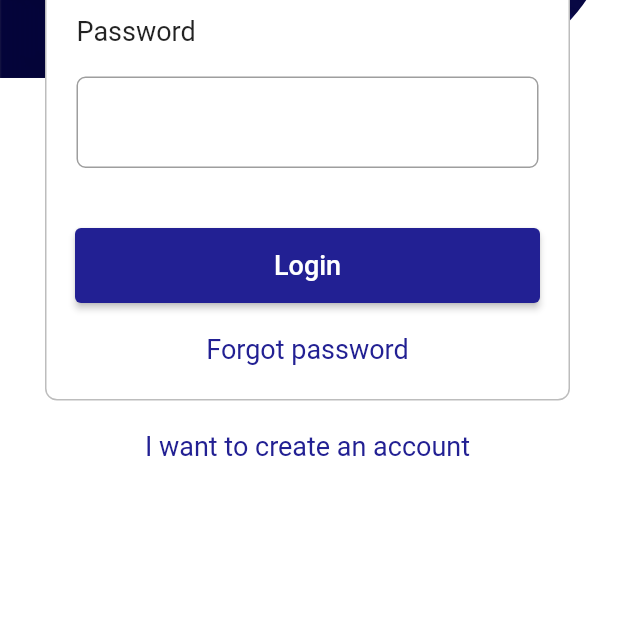
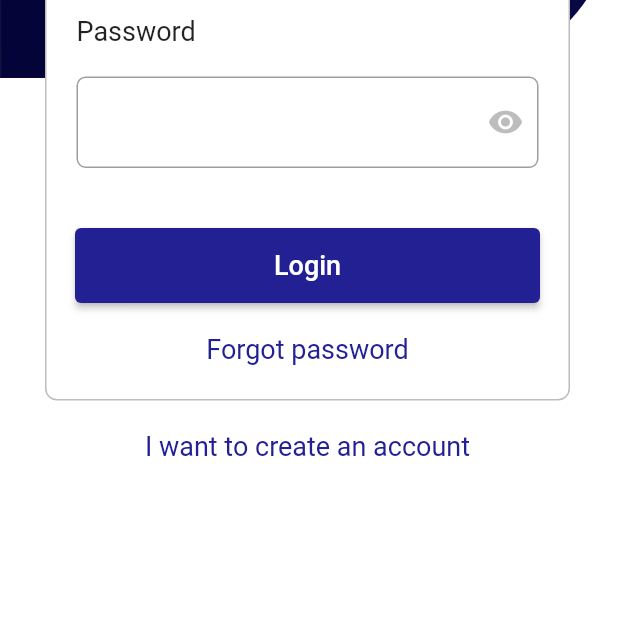
Before and after one commit to NDK1410/TNEX_Merchant, a Flutter app: the LoginScreen screen opened by its route, on a phone screen of 412 x 824 dp, the part 402-1020 px from its top. Run offline on Flutter 3.47's test engine with Material 2 defaults, Android fonts, the phone set to English and light mode, and no system bars; our stand-ins replace bloc, flutter_bloc; missing offline and left inert: fdottedline.

Commit message:
LoginScreenShowPassLogic

```diff
--- a/lib/src/screens/LoginScreen.dart
+++ b/lib/src/screens/LoginScreen.dart
@@ -1,7 +1,16 @@
 import 'package:flutter/material.dart';
 import 'package:tnexmerchant/src/helpers/MyColors.dart';
 
-class LoginScreen extends StatelessWidget {
+class LoginScreen extends StatefulWidget {
+  @override
+  _LoginScreenState createState() => _LoginScreenState();
+}
+
+class _LoginScreenState extends State<LoginScreen> {
+  // LoginBloc bloc = new LoginBloc();
+  bool _showPass = false;
+  TextEditingController _passController = new TextEditingController();
+
   @override
   Widget build(BuildContext context) {
     return Scaffold(
@@ -107,7 +116,12 @@ class LoginScreen extends StatelessWidget {
                         ),
                         Padding(
                           padding: EdgeInsets.fromLTRB(20, 20, 20, 20),
-                          child: TextField(
+                          child: Stack(
+                            alignment: AlignmentDirectional.centerEnd,
+                            children: <Widget>[
+                              TextField(
+                                controller: _passController,
+                                obscureText: !_showPass,
                                 style: TextStyle(
                                   fontSize: 18,
                                   color: MyColors.textPrimary,
@@ -125,6 +139,21 @@ class LoginScreen extends StatelessWidget {
                                   ),
                                 ),
                               ),
+                              GestureDetector(
+                                onTap: onToggleShowPass,
+                                child: Padding(
+                                  padding: EdgeInsets.only(right: 10),
+                                  child: Icon(
+                                    Icons.remove_red_eye,
+                                    color: _showPass
+                                        ? MyColors.brand_dark
+                                        : Colors.grey[400],
+                                    size: 24.0,
+                                  ),
+                                ),
+                              ),
+                            ],
+                          ),
                         ),
                         Padding(
                           padding: EdgeInsets.only(top: 20),
@@ -138,9 +167,7 @@ class LoginScreen extends StatelessWidget {
                                   Radius.circular(4),
                                 ),
                               ),
-                              onPressed: () {
-                                Navigator.pushNamed(context, '/takeidcard');
-                              },
+                              onPressed: () {},
                               child: Text(
                                 "Login",
                                 style: TextStyle(
@@ -181,4 +208,10 @@ class LoginScreen extends StatelessWidget {
       ),
     );
   }
+
+  void onToggleShowPass() {
+    setState(() {
+      _showPass = !_showPass;
+    });
   }
+}
```
Also changed, not shown: lib/src/screens/IntroScreen.dart (+10 -5 lines). Lines whose indentation alone changed are shown as unchanged.
